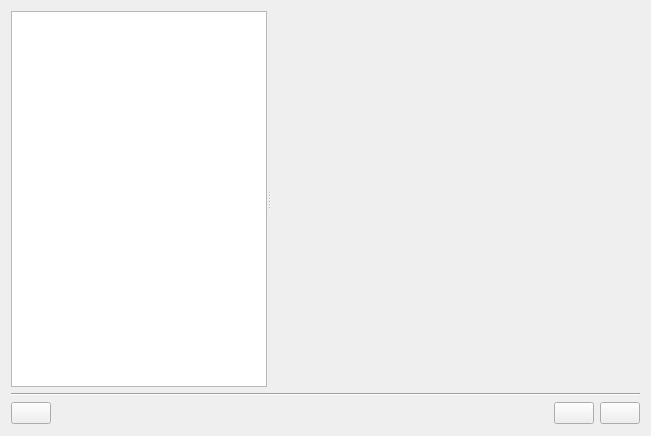
Before: the Qt Designer form libs/main/KoOpenPaneBase.ui in KDE/krita, drawn with Qt 5.
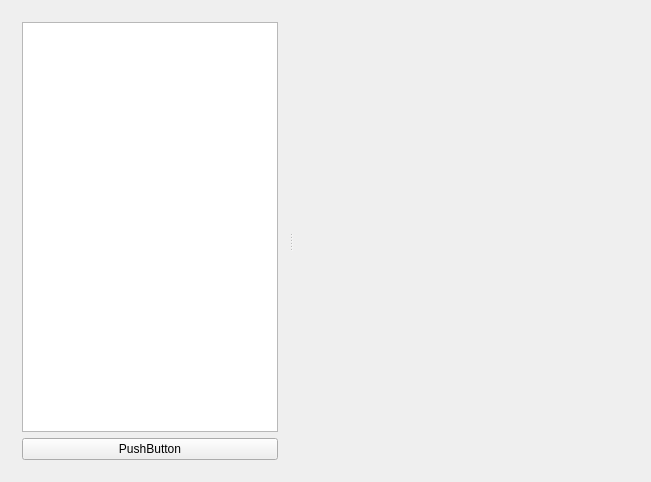
After: the same form once the commit is applied.

Commit message: refactored open pane

```diff
--- a/libs/main/KoOpenPaneBase.ui
+++ b/libs/main/KoOpenPaneBase.ui
@@ -7,19 +7,25 @@
     <x>0</x>
     <y>0</y>
     <width>651</width>
-    <height>436</height>
+    <height>482</height>
    </rect>
   </property>
-  <layout class="QVBoxLayout" name="verticalLayout">
-   <property name="bottomMargin">
-    <number>12</number>
-   </property>
+  <layout class="QHBoxLayout" name="horizontalLayout">
    <item>
     <widget class="QSplitter" name="splitter">
      <property name="orientation">
       <enum>Qt::Horizontal</enum>
      </property>
+     <widget class="QWidget" name="layoutWidget">
+      <layout class="QVBoxLayout" name="verticalLayout">
+       <item>
      <widget class="QTreeWidget" name="m_sectionList">
+         <property name="sizePolicy">
+          <sizepolicy hsizetype="Expanding" vsizetype="Expanding">
+           <horstretch>0</horstretch>
+           <verstretch>0</verstretch>
+          </sizepolicy>
+         </property>
       <property name="iconSize">
        <size>
         <width>48</width>
@@ -47,6 +53,16 @@
        </property>
       </column>
      </widget>
+       </item>
+       <item>
+        <widget class="QPushButton" name="m_openExistingButton">
+         <property name="text">
+          <string>PushButton</string>
+         </property>
+        </widget>
+       </item>
+      </layout>
+     </widget>
      <widget class="QStackedWidget" name="m_widgetStack">
       <property name="sizePolicy">
        <sizepolicy hsizetype="Preferred" vsizetype="Preferred">
@@ -58,74 +74,10 @@
      </widget>
     </widget>
    </item>
-   <item>
-    <widget class="Line" name="line">
-     <property name="sizePolicy">
-      <sizepolicy hsizetype="Minimum" vsizetype="Fixed">
-       <horstretch>0</horstretch>
-       <verstretch>0</verstretch>
-      </sizepolicy>
-     </property>
-     <property name="orientation">
-      <enum>Qt::Horizontal</enum>
-     </property>
-    </widget>
-   </item>
-   <item>
-    <widget class="QWidget" name="buttonWidget" native="true">
-     <property name="sizePolicy">
-      <sizepolicy hsizetype="Preferred" vsizetype="Maximum">
-       <horstretch>0</horstretch>
-       <verstretch>0</verstretch>
-      </sizepolicy>
-     </property>
-     <property name="minimumSize">
-      <size>
-       <width>0</width>
-       <height>0</height>
-      </size>
-     </property>
-     <layout class="QHBoxLayout" name="horizontalLayout">
-      <property name="sizeConstraint">
-       <enum>QLayout::SetMinimumSize</enum>
-      </property>
-      <property name="margin">
-       <number>0</number>
-      </property>
-      <item>
-       <widget class="QPushButton" name="m_openButton"/>
-      </item>
-      <item>
-       <spacer name="horizontalSpacer">
-        <property name="orientation">
-         <enum>Qt::Horizontal</enum>
-        </property>
-        <property name="sizeHint" stdset="0">
-         <size>
-          <width>40</width>
-          <height>20</height>
-         </size>
-        </property>
-       </spacer>
-      </item>
-      <item>
-       <widget class="QPushButton" name="m_cancelButton">
-        <property name="sizePolicy">
-         <sizepolicy hsizetype="Minimum" vsizetype="Fixed">
-          <horstretch>0</horstretch>
-          <verstretch>0</verstretch>
-         </sizepolicy>
-        </property>
-       </widget>
-      </item>
-      <item>
-       <widget class="QPushButton" name="m_createButton"/>
-      </item>
-     </layout>
-    </widget>
-   </item>
-  </layout>
- </widget>
+  </layout>
+ </widget>
+ <layoutdefault spacing="6" margin="11"/>
+ <layoutfunction spacing="KDialog::spacingHint" margin="KDialog::marginHint"/>
  <resources/>
  <connections/>
 </ui>
```
Lines whose indentation alone changed are shown as unchanged. The commit also changes 5 other files.
